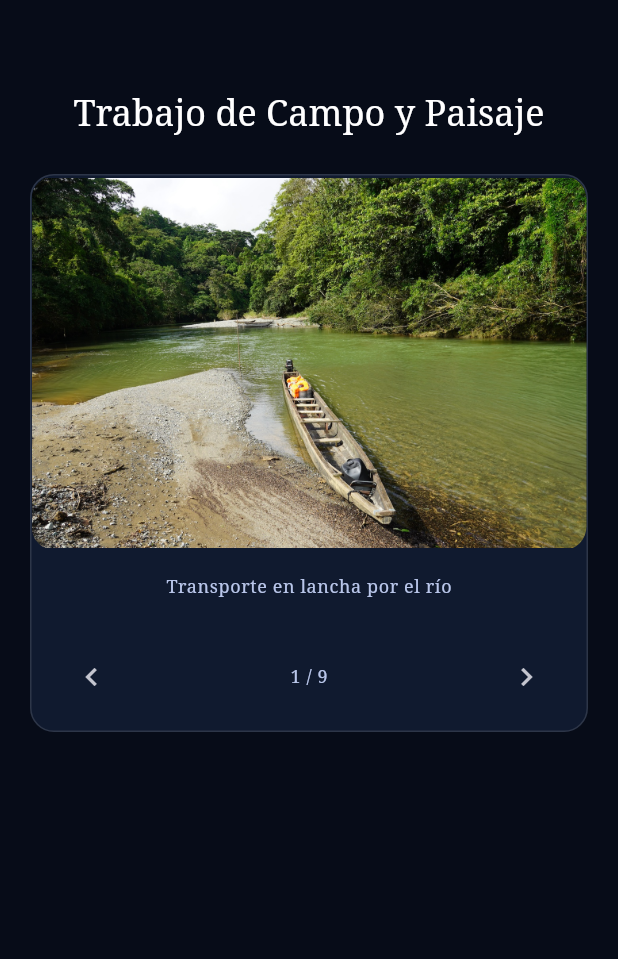
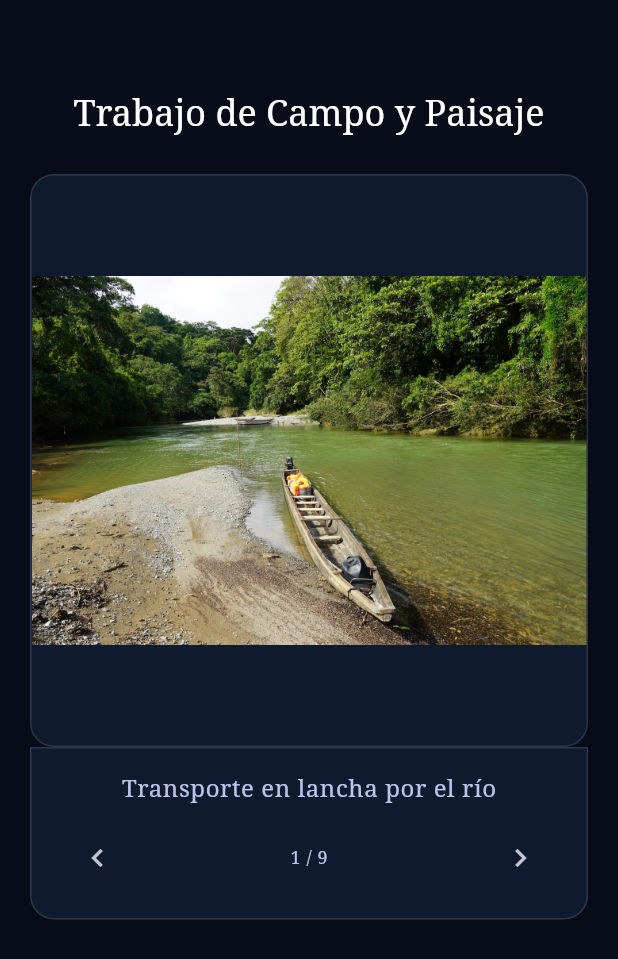
Before and after one commit to capmcl09-arch/flutter_chagres_initiative, a Flutter app: the GallerySection widget shown alone on an empty page, opened directly with empty values, on a phone screen of 412 x 824 dp. Shown: the top 959 px of the screen. Run offline on Flutter 3.47's test engine with Material 3 defaults, Android fonts, the phone set to English and light mode, and no system bars; our stand-ins replace photo_view; missing offline and left inert: dart:html, dart:ui_web.

Commit message:
Fix PDF path, expand gallery images, and improve pinch-to-zoom support

```diff
--- a/lib/main.dart
+++ b/lib/main.dart
@@ -586,7 +586,7 @@
       ui.platformViewRegistry.registerViewFactory(
         _pdfViewerId,
         (int viewId) => html.IFrameElement()
-          ..src = 'Documents/La_Bonga_Cartas.pdf'
+          ..src = 'assets/Documents/La_Bonga_Cartas.pdf'
           ..style.border = 'none'
           ..style.width = '100%'
           ..style.height = '600px',
@@ -845,6 +845,11 @@
             ),
           ),
           const SizedBox(height: 24),
+          SizedBox(
+            width: double.infinity,
+            child: Column(
+              mainAxisSize: MainAxisSize.min,
+              children: [
                 Container(
                   decoration: BoxDecoration(
                     color: const Color(0xFF101A2F),
@@ -853,31 +858,42 @@
                       color: Colors.white.withOpacity(0.12),
                     ),
                   ),
-            child: Column(
-              children: [
-                ClipRRect(
+                  child: ClipRRect(
                     borderRadius: BorderRadius.circular(16),
                     child: ZoomableImage(
                       imagePath: _images[_currentIndex % _images.length],
-                    height: isMobile ? 250 : 400,
+                      height: isMobile ? 380 : 580,
                       width: double.infinity,
                       fit: BoxFit.contain,
                     ),
                   ),
-                Padding(
-                  padding: const EdgeInsets.all(16),
-                  child: Text(
+                ),
+                Container(
+                  decoration: BoxDecoration(
+                    color: const Color(0xFF101A2F),
+                    borderRadius: const BorderRadius.only(
+                      bottomLeft: Radius.circular(16),
+                      bottomRight: Radius.circular(16),
+                    ),
+                    border: Border.all(
+                      color: Colors.white.withOpacity(0.12),
+                    ),
+                  ),
+                  width: double.infinity,
+                  padding: const EdgeInsets.symmetric(horizontal: 20, vertical: 16),
+                  child: Column(
+                    children: [
+                      Text(
                         widget.language == 'en'
                             ? _captions[_currentIndex % _captions.length].$1
                             : _captions[_currentIndex % _captions.length].$2,
                         style: Theme.of(context).textTheme.bodySmall?.copyWith(
                           color: const Color(0xFFB9C6EA),
-                    ),
-                  ),
-                ),
-                Padding(
-                  padding: const EdgeInsets.symmetric(horizontal: 16, vertical: 12),
-                  child: Row(
+                          fontSize: 16,
+                        ),
+                      ),
+                      const SizedBox(height: 12),
+                      Row(
                         mainAxisAlignment: MainAxisAlignment.spaceBetween,
                         children: [
                           IconButton(
@@ -897,6 +913,8 @@
                             onPressed: () {
                               setState(() => _currentIndex++);
                             },
+                          ),
+                        ],
                       ),
                     ],
                   ),
```
Also changed, not shown: 4 other files. Lines whose indentation alone changed are shown as unchanged.
